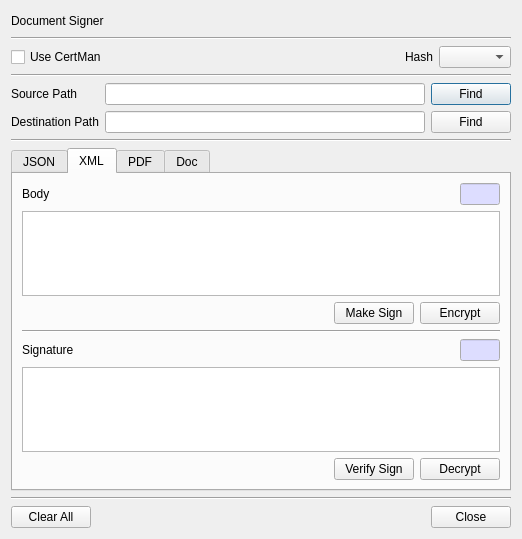
jykim74/BerEditor, file BerEditor/doc_signer_dlg.ui: the form before one commit.
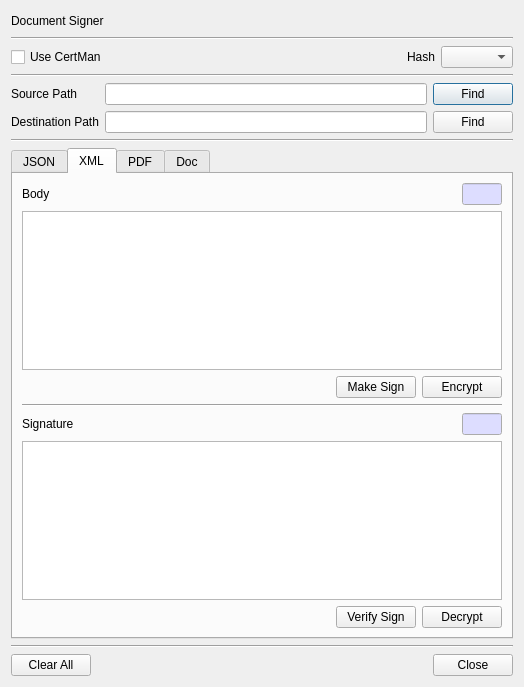
The form after the commit.

Commit message: MacOS xmlsec1 환경 설정

The edit to the form file:
```diff
--- a/BerEditor/doc_signer_dlg.ui
+++ b/BerEditor/doc_signer_dlg.ui
@@ -6,8 +6,8 @@
    <rect>
     <x>0</x>
     <y>0</y>
-    <width>518</width>
-    <height>539</height>
+    <width>524</width>
+    <height>687</height>
    </rect>
   </property>
   <property name="windowTitle">
```
The commit also changes 2 other files.
